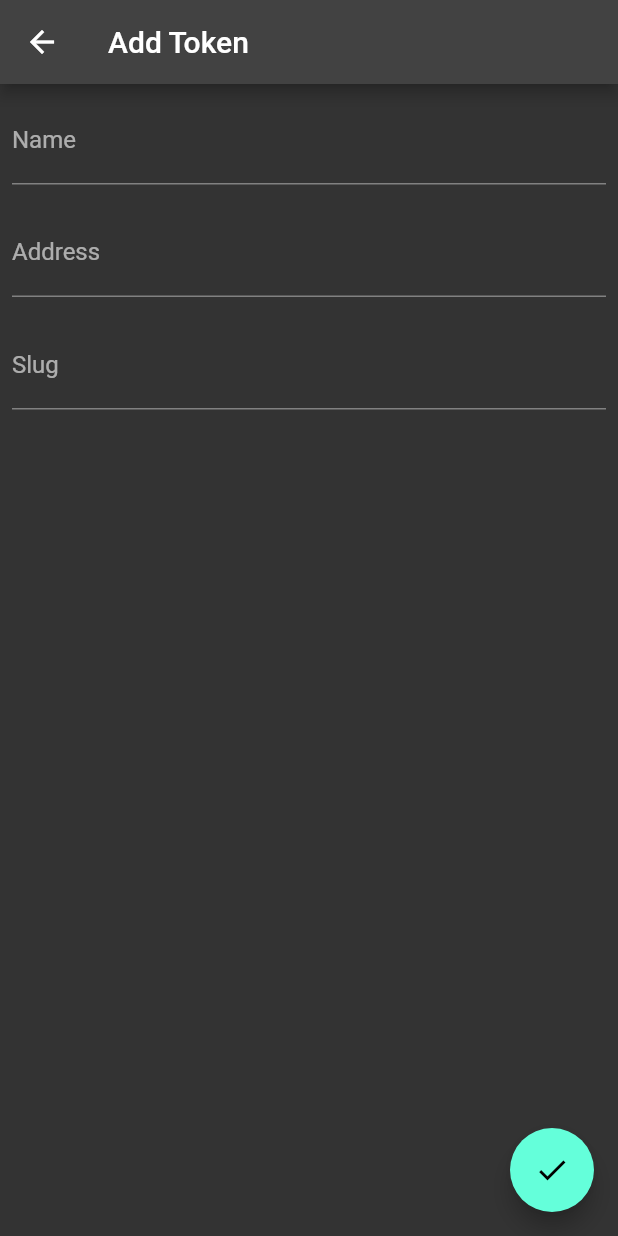
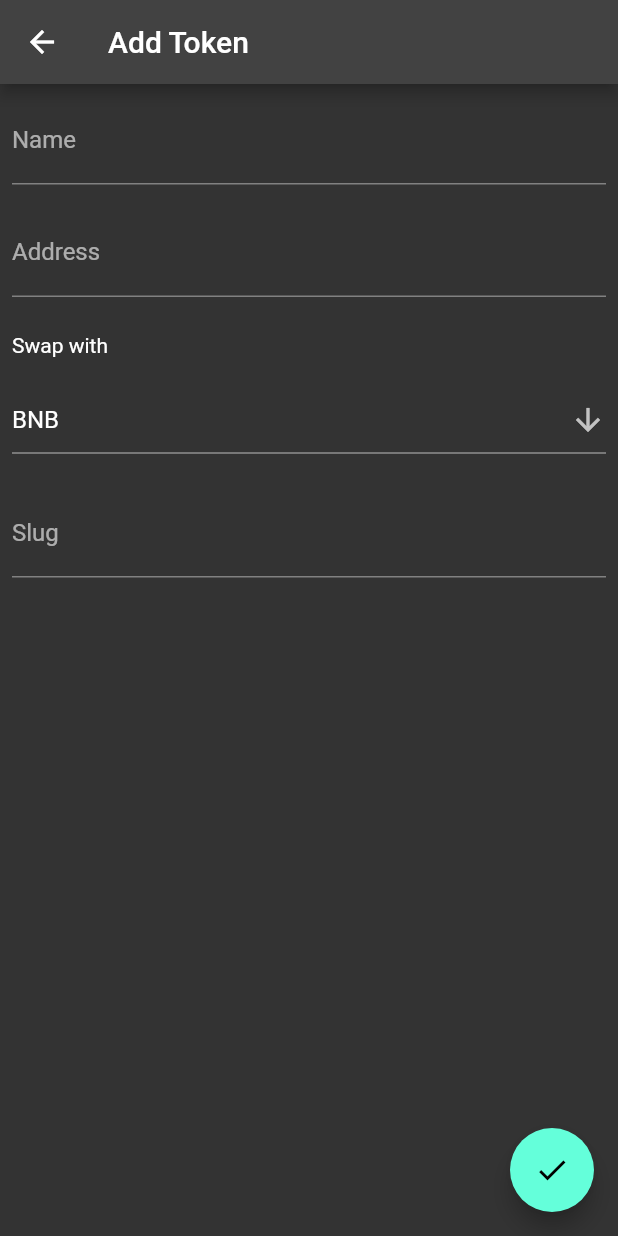
Before and after one commit to l3lackcurtains/lanthu-mobile-app, a Flutter app: the screen it shows after launch, item 2 of the bottom bar chosen, after a tap on the "add" icon, on a phone screen of 412 x 824 dp. Run offline on Flutter 3.47's test engine with Material 2 defaults, Android fonts, the phone set to English and light mode, and no system bars; our stand-ins replace cached_network_image, dio, firebase_core, firebase_messaging, flutter_local_notifications; missing offline and left inert: morphable_shape; accounts and stored records are empty; network calls fail.

Commit message:
some tweak

```diff
--- a/lib/components/token_box.dart
+++ b/lib/components/token_box.dart
@@ -91,11 +91,11 @@ class TokenBox extends StatelessWidget {
                           children: [
                             tokenInfo.price != null
                                 ? Text(
-                                    "Price: ${double.parse(tokenInfo.price.toString()).toStringAsFixed(2)} USD")
+                                    "Price: ${double.parse(tokenInfo.price.toString()).toStringAsFixed(4)} USD")
                                 : const Text("N/A"),
                             tokenInfo.balance != null
                                 ? Text(
-                                    "Balance: ${double.parse(tokenInfo.balance.toString()).toStringAsFixed(2)} ${tokenInfo.token}")
+                                    "Balance: ${double.parse(tokenInfo.balance.toString()).toStringAsFixed(4)} ${tokenInfo.token}")
                                 : const Text(""),
                           ],
                         ),
--- a/lib/models/token.dart
+++ b/lib/models/token.dart
@@ -3,16 +3,24 @@ class Token {
   final String? address;
   final String? name;
   final String? slug;
+  final String? swapWith;
 
-  const Token({this.id, this.name, this.address, this.slug});
+  const Token({this.id, this.name, this.address, this.slug, this.swapWith});
 
   Map<String, dynamic> toMap() {
-    return {'_id': id, 'name': name, 'address': address, 'slug': slug};
+    return {
+      '_id': id,
+      'name': name,
+      'address': address,
+      'slug': slug,
+      'swapWith': swapWith
+    };
   }
 
   Token.fromMap(Map<String, dynamic> map)
       : id = map['_id'].toString(),
         name = map['name'],
         address = map['address'],
-        slug = map['slug'];
+        slug = map['slug'],
+        swapWith = map['swapWith'];
 }
--- a/lib/pages/add_token.dart
+++ b/lib/pages/add_token.dart
@@ -22,6 +22,8 @@ class _AddTokenState extends State<AddToken> {
   TextEditingController addressController = TextEditingController();
   TextEditingController slugController = TextEditingController();
 
+  String _selectSwapWith = "BNB";
+
   String _widgetText = "Add Token";
 
   @override
@@ -35,6 +37,7 @@ class _AddTokenState extends State<AddToken> {
       Token token = widget.token as Token;
       nameController.text = token.name.toString();
       addressController.text = token.address.toString();
+      _selectSwapWith = token.swapWith.toString();
       slugController.text = token.slug.toString();
       _widgetText = 'Update Trade';
     }
@@ -68,6 +71,7 @@ class _AddTokenState extends State<AddToken> {
         children: [
           SingleChildScrollView(
             child: Column(
+              crossAxisAlignment: CrossAxisAlignment.start,
               children: [
                 Padding(
                   padding: const EdgeInsets.all(8.0),
@@ -81,6 +85,33 @@ class _AddTokenState extends State<AddToken> {
                   child: TextField(
                     controller: addressController,
                     decoration: const InputDecoration(labelText: 'Address'),
+                  ),
+                ),
+                const Padding(
+                  padding: EdgeInsets.fromLTRB(8, 16, 8, 4),
+                  child: Text("Swap with"),
+                ),
+                Padding(
+                  padding: const EdgeInsets.all(8.0),
+                  child: DropdownButton<String>(
+                    value: _selectSwapWith,
+                    icon: const Icon(Icons.arrow_downward),
+                    itemHeight: 60,
+                    isExpanded: true,
+                    onChanged: (String? newValue) {
+                      setState(() {
+                        _selectSwapWith = newValue!;
+                      });
+                    },
+                    items: <String>[
+                      'BNB',
+                      'BUSD',
+                    ].map<DropdownMenuItem<String>>((String value) {
+                      return DropdownMenuItem<String>(
+                        value: value,
+                        child: Text(value),
+                      );
+                    }).toList(),
                   ),
                 ),
                 Padding(
@@ -116,6 +147,7 @@ class _AddTokenState extends State<AddToken> {
         "name": nameController.text.toString(),
         "slug": slugController.text.toString(),
         "address": addressController.text.toString(),
+        "swapWith": _selectSwapWith,
       });
       Navigator.pop(context);
     } catch (e) {
@@ -131,6 +163,7 @@ class _AddTokenState extends State<AddToken> {
         "name": nameController.text,
         "slug": slugController.text.toString(),
         "address": addressController.text.toString(),
+        "swapWith": _selectSwapWith,
       });
       Navigator.pop(context);
     } catch (e) {
--- a/lib/pages/tokens.dart
+++ b/lib/pages/tokens.dart
@@ -27,6 +27,8 @@ class _TokensState extends State<Tokens> {
 
   Future<List<dynamic>> fetchFutureTokens() async {
     var client = http.Client();
+
+    tokens = [];
     try {
       var url = Uri.parse('$apiUrl/tokens');
 
@@ -34,9 +36,11 @@ class _TokensState extends State<Tokens> {
 
       if (response.statusCode == 200) {
         final resData = json.decode(response.body);
-        final List<dynamic> message = resData["message"];
+        if (resData["message"] is! String) {
+          final List<dynamic> message = resData["message"];
 
-        tokens.addAll(message.map((m) => Token.fromMap(m)).toList());
+          tokens.addAll(message.map((m) => Token.fromMap(m)).toList());
+        }
       }
     } on SocketException {
       client.close();
@@ -102,7 +106,11 @@ class _TokensState extends State<Tokens> {
                               return AddToken(token: tokensList[index]);
                             },
                           ),
-                        ).then((value) => setState(() {}));
+                        ).then((value) {
+                          setState(() {
+                            _futureTokens = fetchFutureTokens();
+                          });
+                        });
                       },
                     ),
                   );
--- a/lib/pages/trades.dart
+++ b/lib/pages/trades.dart
@@ -27,6 +27,7 @@ class _TradesState extends State<Trades> {
 
   Future<List<dynamic>> fetchFutureTrades() async {
     var client = http.Client();
+    trades = [];
     try {
       var url = Uri.parse('$apiUrl/trades');
 
@@ -34,9 +35,11 @@ class _TradesState extends State<Trades> {
 
       if (response.statusCode == 200) {
         final resData = json.decode(response.body);
-        final List<dynamic> message = resData["message"];
+        if (resData["message"] is! String) {
+          final List<dynamic> message = resData["message"];
 
-        trades.addAll(message.map((m) => Trade.fromMap(m)).toList());
+          trades.addAll(message.map((m) => Trade.fromMap(m)).toList());
+        }
       }
     } on SocketException {
       client.close();
@@ -63,8 +66,11 @@ class _TradesState extends State<Trades> {
 
       if (response.statusCode == 200) {
         final resData = json.decode(response.body);
-        final dynamic message = resData["message"];
-        return message;
+        if (resData["message"] is! String) {
+          final dynamic message = resData["message"];
+          return message;
+        }
+        return null;
       }
     } on SocketException {
       client.close();
@@ -104,7 +110,9 @@ class _TradesState extends State<Trades> {
                             MaterialPageRoute(builder: (BuildContext context) {
                               return AddTrade(trade: tradesList[index]);
                             }),
-                          ).then((value) => setState(() {}));
+                          ).then((value) => setState(() {
+                                _futureTrades = fetchFutureTrades();
+                              }));
                         },
                         getFutureToken: getFutureToken(tradesList[index]),
                       ),
```
Also changed, not shown: lib/models/token_info.dart (+9 -1 lines), lib/pages/add_trade.dart (+15 -6 lines), lib/pages/logs.dart (+7 -3 lines).
